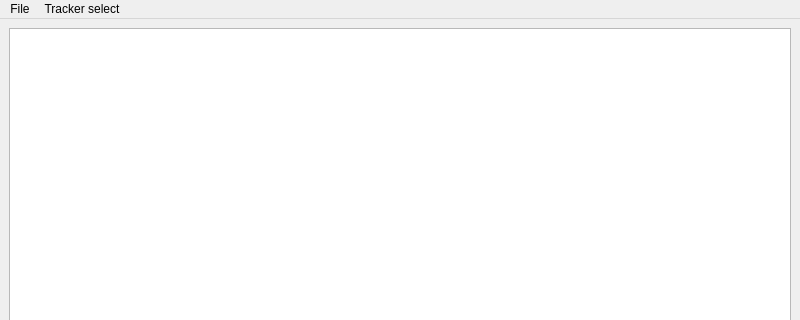
abubaca4/pattern-recognition-lab-4, file mainwindow.ui: the form before one commit; both pictures show x 0 to 800 and y 0 to 320 of the 800 by 600 pixel window.
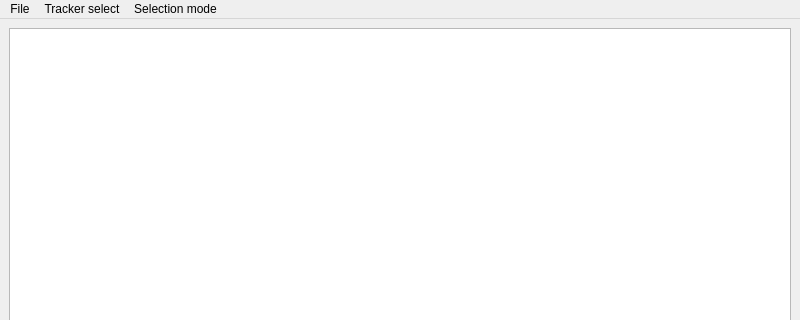
The form after the commit.

What changed in the file:
```diff
--- a/mainwindow.ui
+++ b/mainwindow.ui
@@ -48,8 +48,16 @@
     <addaction name="actionMedianFlow"/>
     <addaction name="actionTLD"/>
    </widget>
+   <widget class="QMenu" name="menuSelection_mode">
+    <property name="title">
+     <string>Selection mode</string>
+    </property>
+    <addaction name="actionManual"/>
+    <addaction name="actionMotion"/>
+   </widget>
    <addaction name="menuFile"/>
    <addaction name="menuTracker_select"/>
+   <addaction name="menuSelection_mode"/>
   </widget>
   <widget class="QStatusBar" name="statusbar"/>
   <action name="actionOpen_file">
```
Left out of the diff: 19 changed lines with no effect on the pictures.
